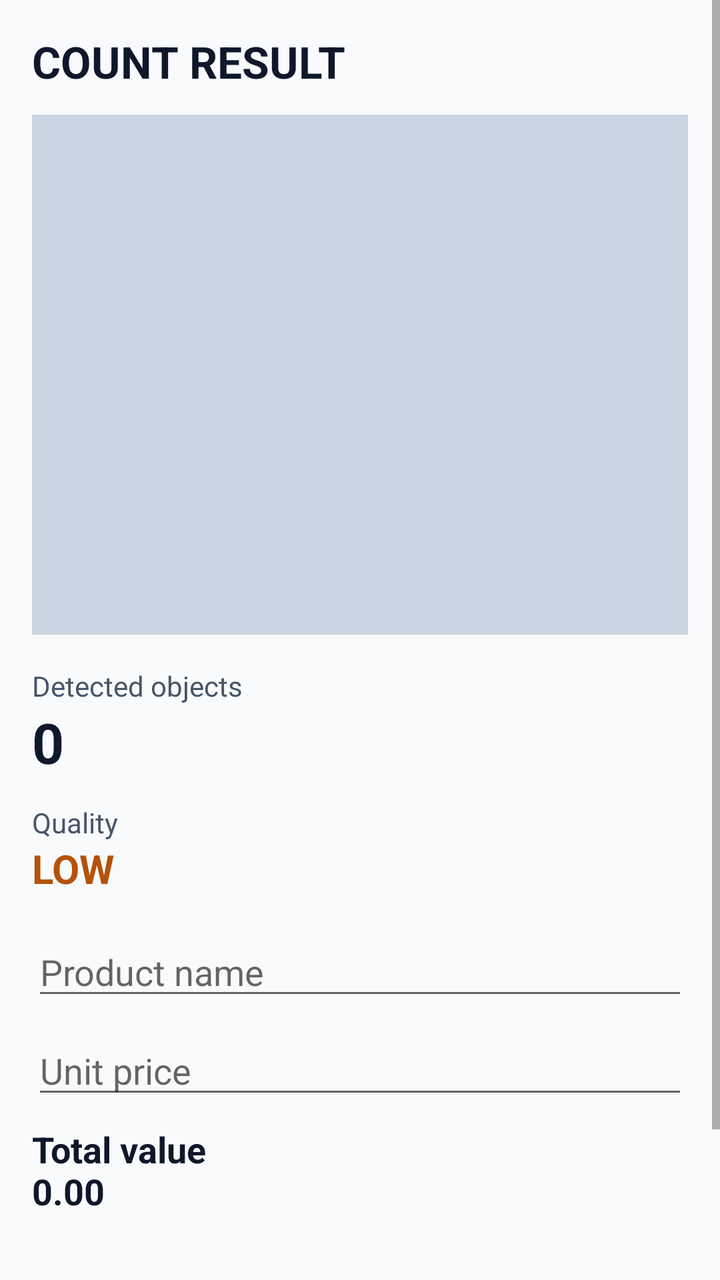
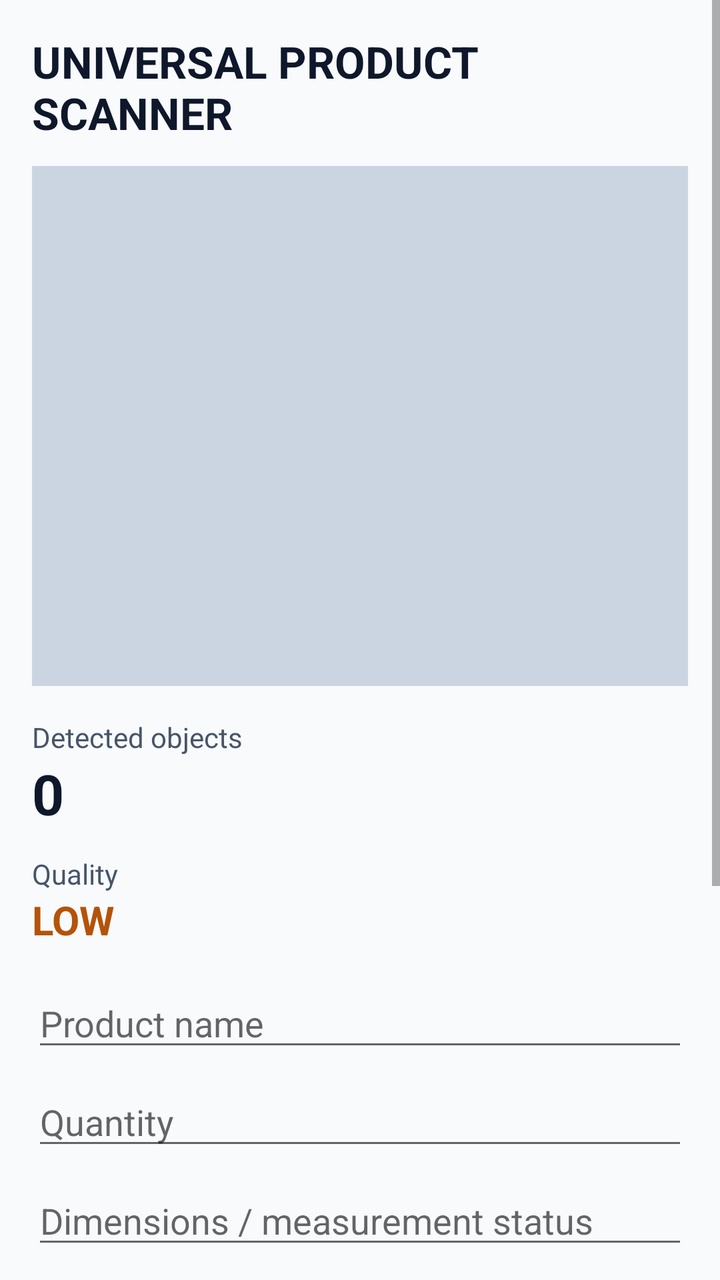

Before-and-after screenshots of an Android layout around one commit, followed by the original layout XML and the change that was made.
<!-- AndroidManifest.xml: application theme Theme.UniversalCounter -->
<!-- res/layout/activity_result.xml -->
<?xml version="1.0" encoding="utf-8"?>
<ScrollView xmlns:android="http://schemas.android.com/apk/res/android"
    android:layout_width="match_parent"
    android:layout_height="match_parent"
    android:fillViewport="true"
    android:background="#F8FAFC">

    <LinearLayout
        android:layout_width="match_parent"
        android:layout_height="wrap_content"
        android:orientation="vertical"
        android:padding="16dp">

        <TextView
            android:layout_width="match_parent"
            android:layout_height="wrap_content"
            android:text="COUNT RESULT"
            android:textStyle="bold"
            android:textSize="22sp"
            android:textColor="#0F172A" />

        <ImageView
            android:id="@+id/resultImage"
            android:layout_width="match_parent"
            android:layout_height="260dp"
            android:layout_marginTop="12dp"
            android:scaleType="centerCrop"
            android:background="#CBD5E1" />

        <TextView
            android:id="@+id/countLabel"
            android:layout_width="match_parent"
            android:layout_height="wrap_content"
            android:layout_marginTop="16dp"
            android:text="Detected objects"
            android:textColor="#475569"
            android:textSize="14sp" />

        <TextView
            android:id="@+id/countValue"
            android:layout_width="match_parent"
            android:layout_height="wrap_content"
            android:text="0"
            android:textStyle="bold"
            android:textSize="28sp"
            android:textColor="#0F172A" />

        <TextView
            android:layout_width="match_parent"
            android:layout_height="wrap_content"
            android:layout_marginTop="12dp"
            android:text="Quality"
            android:textColor="#475569"
            android:textSize="14sp" />

        <TextView
            android:id="@+id/qualityValue"
            android:layout_width="match_parent"
            android:layout_height="wrap_content"
            android:text="LOW"
            android:textSize="20sp"
            android:textStyle="bold"
            android:textColor="#B45309" />

        <EditText
            android:id="@+id/productNameField"
            android:layout_width="match_parent"
            android:layout_height="wrap_content"
            android:layout_marginTop="16dp"
            android:hint="Product name"
            android:inputType="textCapWords" />

        <EditText
            android:id="@+id/unitPriceField"
            android:layout_width="match_parent"
            android:layout_height="wrap_content"
            android:layout_marginTop="8dp"
            android:hint="Unit price"
            android:inputType="numberDecimal" />

        <TextView
            android:id="@+id/totalValueText"
            android:layout_width="match_parent"
            android:layout_height="wrap_content"
            android:layout_marginTop="8dp"
            android:text="Total value\n0.00"
            android:textColor="#0F172A"
            android:textSize="18sp"
            android:textStyle="bold" />

        <TextView
            android:id="@+id/reasonText"
            android:layout_width="match_parent"
            android:layout_height="wrap_content"
            android:layout_marginTop="10dp"
            android:textColor="#475569"
            android:textSize="13sp" />

        <LinearLayout
            android:layout_width="match_parent"
            android:layout_height="wrap_content"
            android:layout_marginTop="18dp"
            android:orientation="horizontal">

            <Button
                android:id="@+id/saveButton"
                android:layout_width="0dp"
                android:layout_height="56dp"
                android:layout_marginEnd="8dp"
                android:layout_weight="1"
                android:text="SAVE TO STOCK" />

            <Button
                android:id="@+id/retakeButton"
                android:layout_width="0dp"
                android:layout_height="56dp"
                android:layout_weight="1"
                android:text="📷 RETAKE PHOTO" />
        </LinearLayout>
    </LinearLayout>
</ScrollView>
<!-- resources referenced by this layout -->
<resources>
  <style name="Theme.UniversalCounter" parent="Theme.MaterialComponents.DayNight.NoActionBar">
          <item name="colorPrimary">#1F5BFF</item>
          <item name="colorPrimaryVariant">#1547C9</item>
          <item name="colorOnPrimary">#FFFFFF</item>
          <item name="colorSecondary">#0F172A</item>
          <item name="colorSecondaryVariant">#111827</item>
          <item name="colorOnSecondary">#FFFFFF</item>
          <item name="android:statusBarColor">#0F172A</item>
          <item name="android:navigationBarColor">#0F172A</item>
          <item name="android:windowBackground">#F8FAFC</item>
          <item name="materialButtonStyle">@style/Widget.UniversalCounter.Button</item>
      </style>
  <style name="Widget.UniversalCounter.Button" parent="Widget.MaterialComponents.Button">
          <item name="android:textAllCaps">false</item>
          <item name="cornerRadius">14dp</item>
          <item name="backgroundTint">@color/uc_primary</item>
      </style>
  <color name="uc_primary">#1F5BFF</color>
</resources>

<!-- the commit's change to res/layout/activity_result.xml (unified diff, before → after) -->
@@ -14,7 +14,7 @@
         <TextView
             android:layout_width="match_parent"
             android:layout_height="wrap_content"
-            android:text="COUNT RESULT"
+            android:text="UNIVERSAL PRODUCT SCANNER"
             android:textStyle="bold"
             android:textSize="22sp"
             android:textColor="#0F172A" />
@@ -71,19 +71,51 @@
             android:inputType="textCapWords" />
 
         <EditText
+            android:id="@+id/quantityField"
+            android:layout_width="match_parent"
+            android:layout_height="wrap_content"
+            android:layout_marginTop="8dp"
+            android:hint="Quantity"
+            android:inputType="number" />
+
+        <EditText
+            android:id="@+id/dimensionsField"
+            android:layout_width="match_parent"
+            android:layout_height="wrap_content"
+            android:layout_marginTop="8dp"
+            android:hint="Dimensions / measurement status"
+            android:inputType="textCapSentences" />
+
+        <EditText
+            android:id="@+id/conditionField"
+            android:layout_width="match_parent"
+            android:layout_height="wrap_content"
+            android:layout_marginTop="8dp"
+            android:hint="Condition (new, used, damaged, unknown)"
+            android:inputType="textCapWords" />
+
+        <EditText
             android:id="@+id/unitPriceField"
             android:layout_width="match_parent"
             android:layout_height="wrap_content"
             android:layout_marginTop="8dp"
-            android:hint="Unit price"
+            android:hint="Unit price (RWF)"
             android:inputType="numberDecimal" />
+
+        <TextView
+            android:id="@+id/priceStatusText"
+            android:layout_width="match_parent"
+            android:layout_height="wrap_content"
+            android:layout_marginTop="8dp"
+            android:textColor="#475569"
+            android:textSize="13sp" />
 
         <TextView
             android:id="@+id/totalValueText"
             android:layout_width="match_parent"
             android:layout_height="wrap_content"
             android:layout_marginTop="8dp"
-            android:text="Total value\n0.00"
+            android:text="Estimated market value\n0.00"
             android:textColor="#0F172A"
             android:textSize="18sp"
             android:textStyle="bold" />
